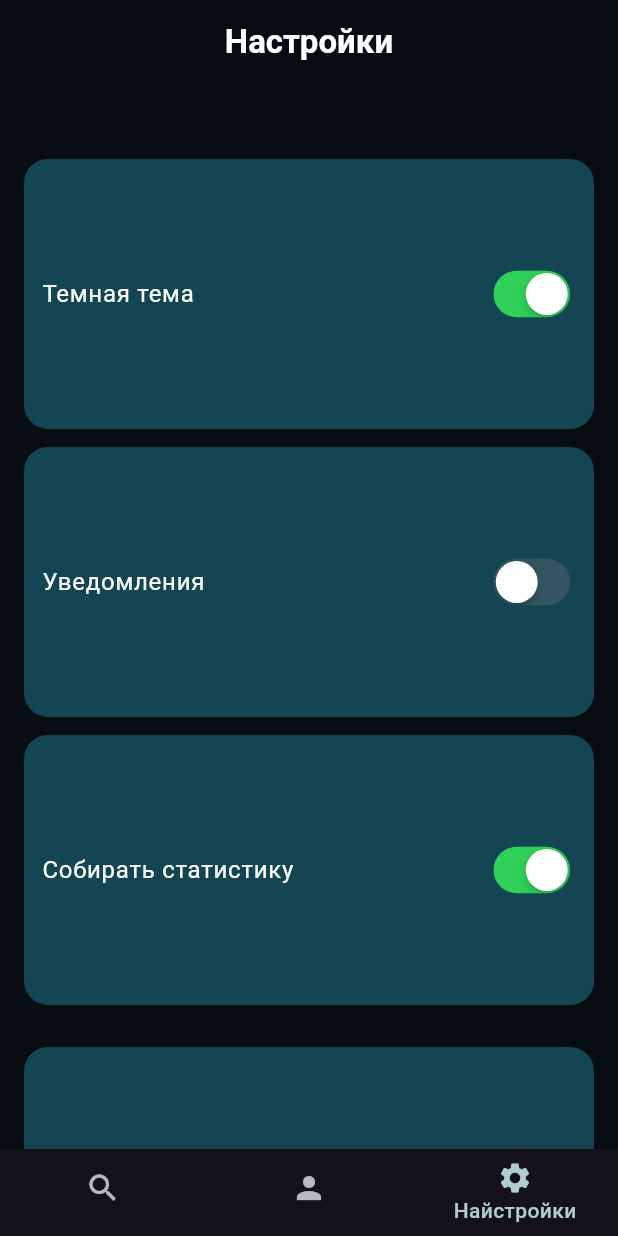
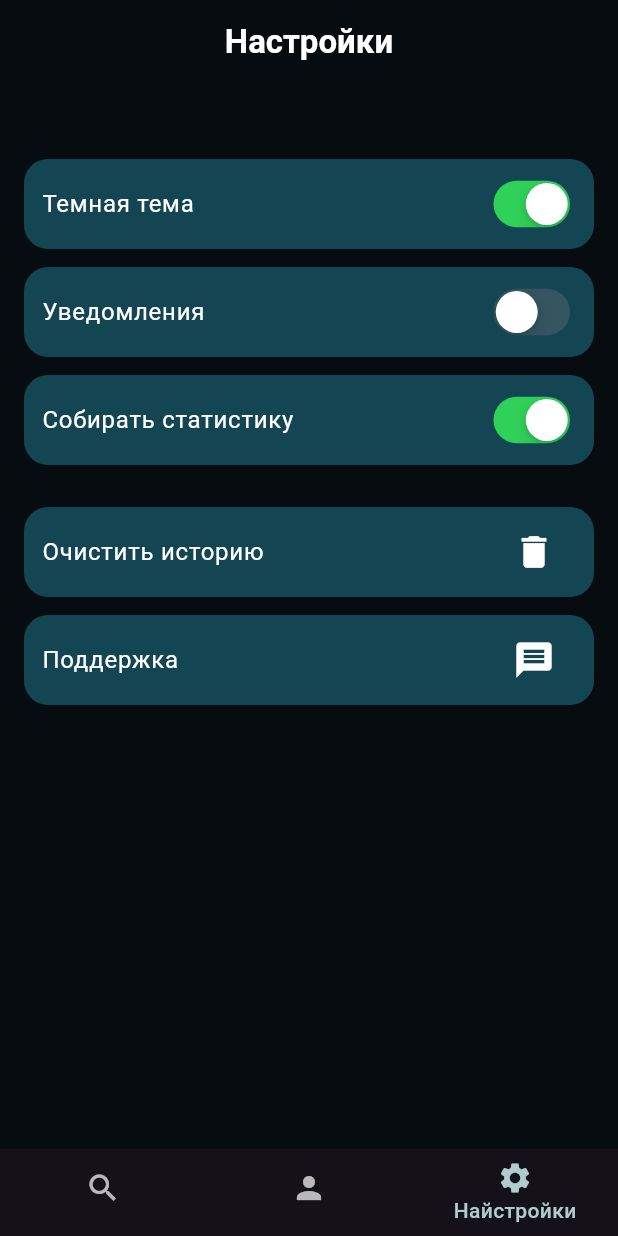
Before and after one commit to mon1gol/animebox, a Flutter app: the screen it shows after launch, item 3 of the bottom bar chosen, on a phone screen of 412 x 824 dp. Run offline on Flutter 3.47's test engine with Material 3 defaults, Android fonts, the phone set to English and light mode, and no system bars; our stand-ins replace auto_route, dio, drift, drift_flutter, equatable, flutter_bloc and 2 more; accounts and stored records are empty; generated files the repository leaves out were written again; network calls fail.

Commit message:
fix settings buttons

```diff
--- a/animebox/lib/features/settings/presentation/widgets/settings_action_card.dart
+++ b/animebox/lib/features/settings/presentation/widgets/settings_action_card.dart
@@ -19,6 +19,7 @@ class SettingsActionCard extends StatelessWidget {
     return GestureDetector(
       onTap: onTap,
       child: BaseCardContainer(
+        height: 60,
         width: double.infinity,
         margin: EdgeInsets.symmetric(horizontal: 16).copyWith(bottom: 12),
         padding: EdgeInsets.symmetric(horizontal: 12, vertical: 8),
--- a/animebox/lib/features/settings/presentation/widgets/settings_toggle_card.dart
+++ b/animebox/lib/features/settings/presentation/widgets/settings_toggle_card.dart
@@ -19,6 +19,7 @@ class SettingsToggleCard extends StatelessWidget {
     final theme = Theme.of(context);
     return BaseCardContainer(
       width: double.infinity,
+      height: 60,
       margin: EdgeInsets.symmetric(horizontal: 16).copyWith(bottom: 12),
       padding: EdgeInsets.symmetric(horizontal: 12, vertical: 8),
       child: Row(
```
